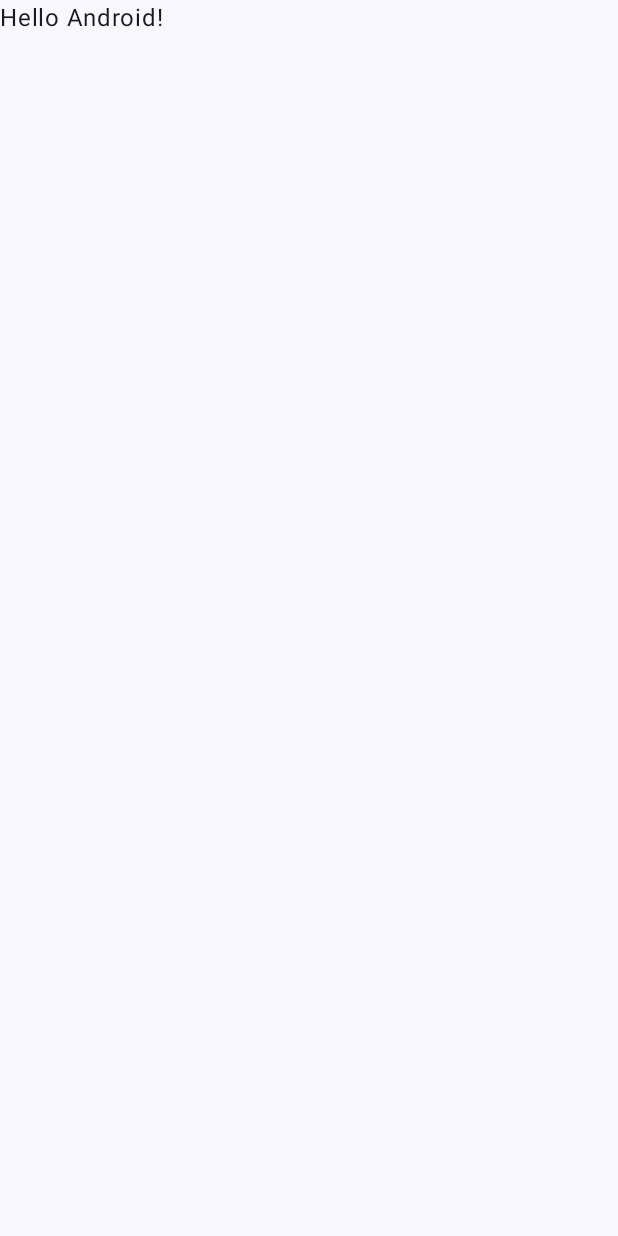
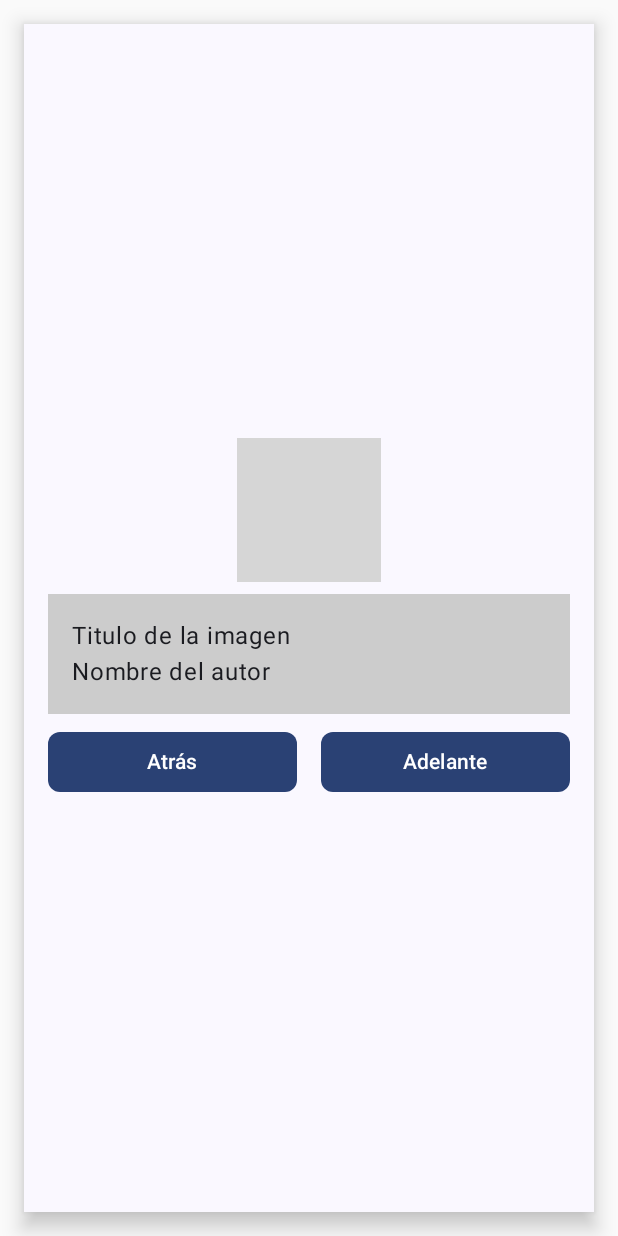
Before and after one commit to gaston5050/galleria_App, an Android app built with Jetpack Compose: the screen it shows after launch (MainActivity), on a phone screen of 412 x 824 dp. Before the commit the screen is almost empty. Run offline under Robolectric (Android 15) with nearby library versions, the phone set to English and light mode, and no system bars; grey boxes are pictures that could not be loaded.

Commit message:
Diagramacion OK falta implementar navegacion, src>strings y más imagenes

```diff
--- a/cuadrosApp/app/src/main/java/com/example/cuadrosapp/MainActivity.kt
+++ b/cuadrosApp/app/src/main/java/com/example/cuadrosapp/MainActivity.kt
@@ -1,16 +1,34 @@
 package com.example.cuadrosapp
+
 
 import android.os.Bundle
 import androidx.activity.ComponentActivity
 import androidx.activity.compose.setContent
 import androidx.activity.enableEdgeToEdge
+import androidx.compose.foundation.Image
+import androidx.compose.foundation.background
+import androidx.compose.foundation.layout.Arrangement
+import androidx.compose.foundation.layout.Box
+import androidx.compose.foundation.layout.Column
+import androidx.compose.foundation.layout.Row
+import androidx.compose.foundation.layout.Spacer
 import androidx.compose.foundation.layout.fillMaxSize
+import androidx.compose.foundation.layout.fillMaxWidth
 import androidx.compose.foundation.layout.padding
+import androidx.compose.foundation.shape.RoundedCornerShape
+import androidx.compose.material3.Button
+
 import androidx.compose.material3.Scaffold
+import androidx.compose.material3.Surface
 import androidx.compose.material3.Text
 import androidx.compose.runtime.Composable
+import androidx.compose.ui.Alignment
 import androidx.compose.ui.Modifier
+import androidx.compose.ui.graphics.Color
+import androidx.compose.ui.res.painterResource
 import androidx.compose.ui.tooling.preview.Preview
+import androidx.compose.ui.unit.dp
+import androidx.core.content.pm.ShortcutInfoCompat
 import com.example.cuadrosapp.ui.theme.CuadrosAppTheme
 
 class MainActivity : ComponentActivity() {
@@ -19,29 +37,74 @@ class MainActivity : ComponentActivity() {
         enableEdgeToEdge()
         setContent {
             CuadrosAppTheme {
-                Scaffold(modifier = Modifier.fillMaxSize()) { innerPadding ->
-                    Greeting(
-                        name = "Android",
-                        modifier = Modifier.padding(innerPadding)
-                    )
-                }
+                cuadros()
             }
         }
     }
 }
 
 @Composable
-fun Greeting(name: String, modifier: Modifier = Modifier) {
-    Text(
-        text = "Hello $name!",
-        modifier = modifier
-    )
+fun galeriaApp() {
+
+    cuadros()
+
+}
+
+
+
+
+@Composable
+fun cuadros( modifier: Modifier = Modifier) {
+
+    Surface(
+        modifier = Modifier
+            .fillMaxSize()
+            .padding(16.dp),
+        shadowElevation = 8.dp,
+
+    ) {
+        Column(
+            modifier = Modifier.padding(16.dp).
+            fillMaxSize(),
+            verticalArrangement = Arrangement.Center,
+            horizontalAlignment = Alignment.CenterHorizontally
+
+        ) {
+
+            Image(painter = painterResource(id = R.drawable.img_1_01),
+                contentDescription = null)
+            Box(modifier = Modifier
+                .fillMaxWidth().padding(0.dp,8.dp, 0.dp, 8.dp)
+                .background(color = Color.LightGray)
+               ){
+                Column(modifier = Modifier.padding(16.dp)) {
+                    Text("Titulo de la imagen")
+                    Text("Nombre del autor")
+                }
+
+            }
+
+
+            Row (modifier = Modifier.fillMaxWidth(),
+                ){
+                Button(onClick = {println("Boton 1") },modifier = Modifier.weight(1f), shape = RoundedCornerShape(8.dp)) { Text("Atrás")  }
+                Spacer(modifier = Modifier.padding(8.dp))
+                Button(onClick = {println("Boton 2")},modifier = Modifier.weight(1f), shape = RoundedCornerShape(8.dp) ) { Text("Adelante")  }
+
+            }
+
+        }
+
+    }
+
+
+
 }
 
 @Preview(showBackground = true)
 @Composable
-fun GreetingPreview() {
+fun Preview() {
     CuadrosAppTheme {
-        Greeting("Android")
+        cuadros()
     }
 }
```
Also changed, not shown: 1 other file.
